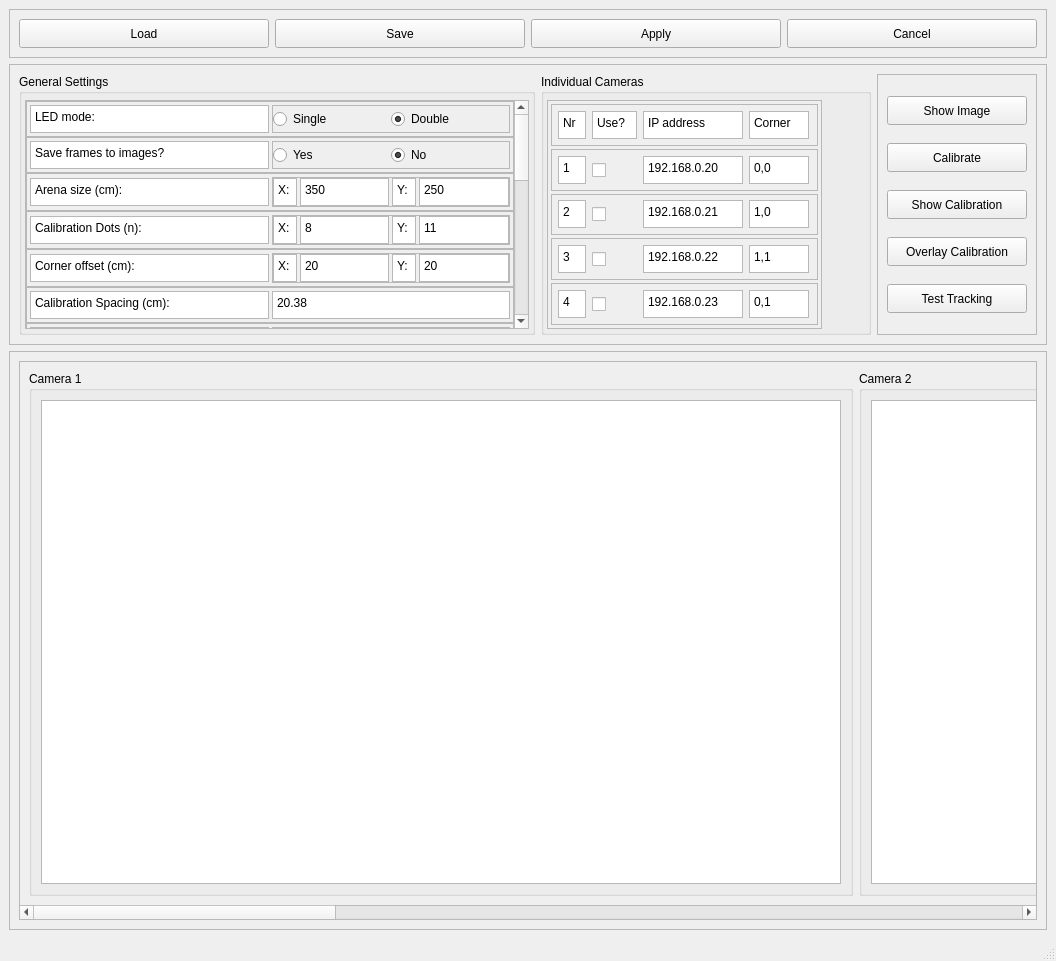
Qt form CameraSettingsGUIDesign.ui (Barry-lab/openEPhys_DACQ) before a commit.
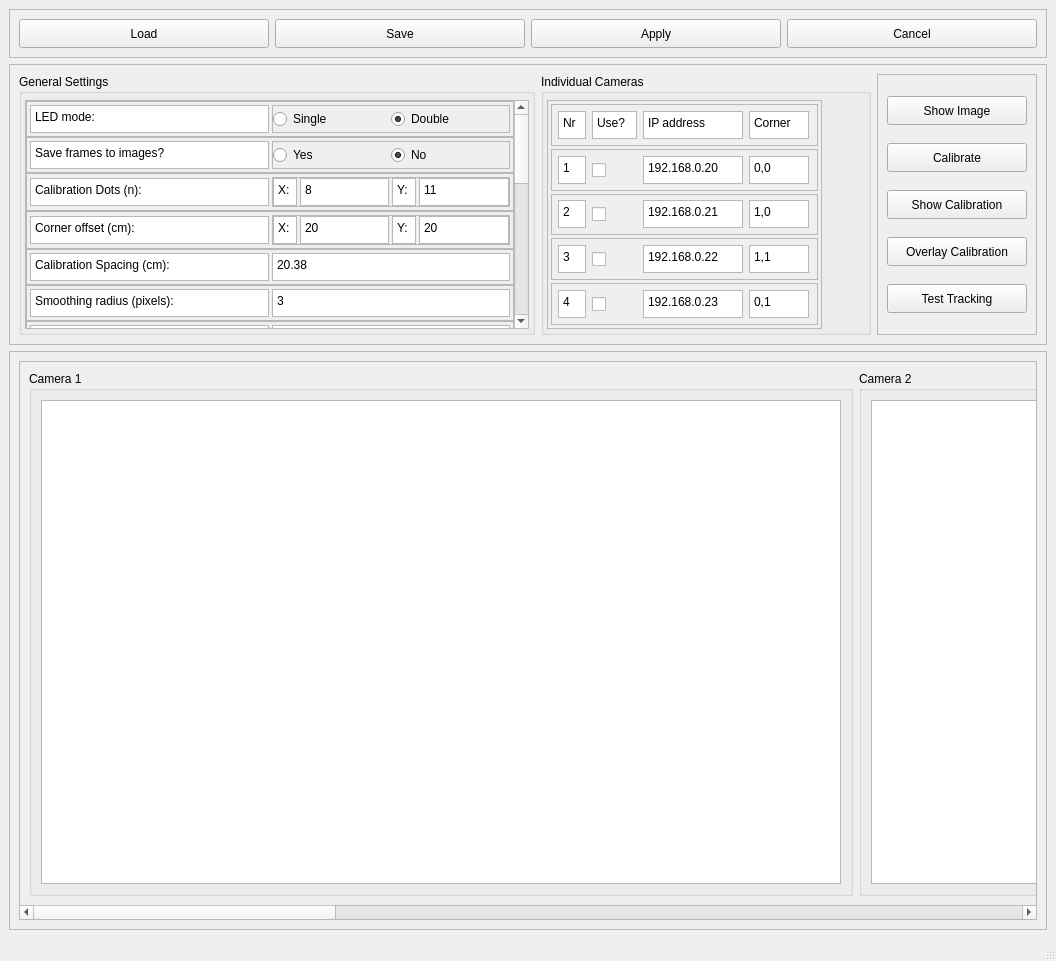
The same form after that commit. Custom widgets are drawn as their Qt base class.

The edit to the form file:
```diff
--- a/CameraSettingsGUIDesign.ui
+++ b/CameraSettingsGUIDesign.ui
@@ -171,7 +171,7 @@
                <x>0</x>
                <y>0</y>
                <width>528</width>
-               <height>693</height>
+               <height>655</height>
               </rect>
              </property>
              <layout class="QVBoxLayout" name="verticalLayout_4">
@@ -337,140 +337,6 @@
                 </layout>
                </widget>
               </item>
-              <item>
-               <widget class="QFrame" name="frame_27">
-                <property name="frameShape">
-                 <enum>QFrame::StyledPanel</enum>
-                </property>
-                <property name="frameShadow">
-                 <enum>QFrame::Raised</enum>
-                </property>
-                <layout class="QHBoxLayout" name="horizontalLayout_35" stretch="1,1">
-                 <property name="spacing">
-                  <number>3</number>
-                 </property>
-                 <property name="margin">
-                  <number>3</number>
-                 </property>
-                 <item>
-                  <widget class="QPlainTextEdit" name="plainTextEdit_26">
-                   <property name="minimumSize">
-                    <size>
-                     <width>180</width>
-                     <height>28</height>
-                    </size>
-                   </property>
-                   <property name="maximumSize">
-                    <size>
-                     <width>16777215</width>
-                     <height>28</height>
-                    </size>
-                   </property>
-                   <property name="readOnly">
-                    <bool>true</bool>
-                   </property>
-                   <property name="plainText">
-                    <string>Arena size (cm):</string>
-                   </property>
-                  </widget>
-                 </item>
-                 <item>
-                  <widget class="QFrame" name="frame_28">
-                   <property name="frameShape">
-                    <enum>QFrame::StyledPanel</enum>
-                   </property>
-                   <property name="frameShadow">
-                    <enum>QFrame::Raised</enum>
-                   </property>
-                   <layout class="QHBoxLayout" name="horizontalLayout_36">
-                    <property name="spacing">
-                     <number>3</number>
-                    </property>
-                    <property name="margin">
-                     <number>0</number>
-                    </property>
-                    <item>
-                     <widget class="QPlainTextEdit" name="plainTextEdit_27">
-                      <property name="minimumSize">
-                       <size>
-                        <width>24</width>
-                        <height>28</height>
-                       </size>
-                      </property>
-                      <property name="maximumSize">
-                       <size>
-                        <width>24</width>
-                        <height>28</height>
-                       </size>
-                      </property>
-                      <property name="plainText">
-                       <string>X:</string>
-                      </property>
-                     </widget>
-                    </item>
-                    <item>
-                     <widget class="QPlainTextEdit" name="pt_arena_size_x">
-                      <property name="minimumSize">
-                       <size>
-                        <width>0</width>
-                        <height>28</height>
-                       </size>
-                      </property>
-                      <property name="maximumSize">
-                       <size>
-                        <width>16777215</width>
-                        <height>28</height>
-                       </size>
-                      </property>
-                      <property name="plainText">
-                       <string>350</string>
-                      </property>
-                     </widget>
-                    </item>
-                    <item>
-                     <widget class="QPlainTextEdit" name="plainTextEdit_29">
-                      <property name="minimumSize">
-                       <size>
-                        <width>24</width>
-                        <height>28</height>
-                       </size>
-                      </property>
-                      <property name="maximumSize">
-                       <size>
-                        <width>24</width>
-                        <height>28</height>
-                       </size>
-                      </property>
-                      <property name="plainText">
-                       <string>Y:</string>
-                      </property>
-                     </widget>
-                    </item>
-                    <item>
-                     <widget class="QPlainTextEdit" name="pt_arena_size_y">
-                      <property name="minimumSize">
-                       <size>
-                        <width>0</width>
-                        <height>28</height>
-                       </size>
-                      </property>
-                      <property name="maximumSize">
-                       <size>
-                        <width>16777215</width>
-                        <height>28</height>
-                       </size>
-                      </property>
-                      <property name="plainText">
-                       <string>250</string>
-                      </property>
-                     </widget>
-                    </item>
-                   </layout>
-                  </widget>
-                 </item>
-                </layout>
-               </widget>
-              </item>
               <item>
                <widget class="QFrame" name="frame_25">
                 <property name="frameShape">
```
Left out of the diff: 1 changed line with no effect on the pictures.
